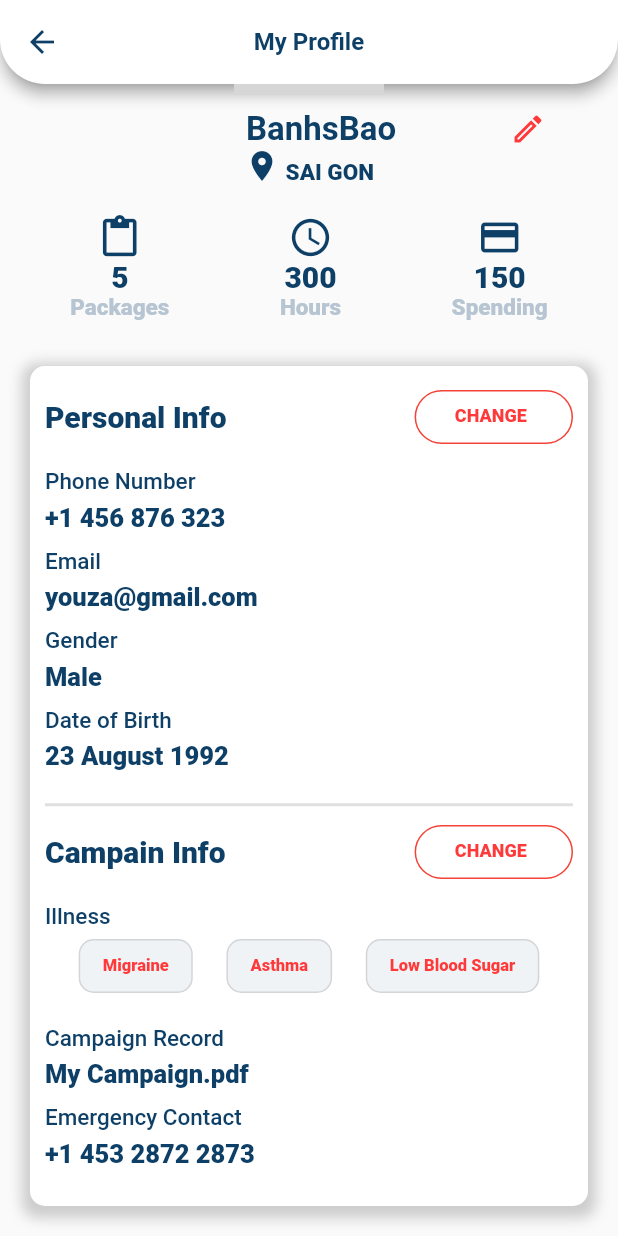
After one commit to Ky7Org/weight-loss-consultant, a Flutter app: the DetailUser screen opened directly, scrolled down 113 dp, after a tap on "Migraine", on a phone screen of 412 x 824 dp. The commit adds this screen. Run offline on Flutter 3.47's test engine with Material 2 defaults, Android fonts, the light colour scheme and no system bars; our stand-ins replace flutter_svg, hexcolor; network calls fail; grey boxes are pictures that could not be loaded.

Commit message:
FUSE-69 Imlementing UI for recover password and detaill screen
Imlement UI for detail screen and recover password

```diff
--- a/apps/weight-loss-consultant-mobile/lib/constants.dart
+++ b/apps/weight-loss-consultant-mobile/lib/constants.dart
@@ -7,4 +7,6 @@ class AppColors {
   static final HexColor PRIMARY_COLOR = HexColor("#FF3939");
   static final HexColor PRIMARY_WORD_COLOR = HexColor("#0D3F67");
   static final HexColor INPUT_COLOR = HexColor("#F0F3F6");
+  static final HexColor BUTTON_COLOR = HexColor("#FF7C7C");
+  static final HexColor PLACE_HOLDER = HexColor("#B6C5D1");
 }
--- /dev/null
+++ b/apps/weight-loss-consultant-mobile/lib/pages/detail_user.dart
@@ -0,0 +1,452 @@
+import 'package:flutter/material.dart';
+import 'package:weight_loss_consultant_mobile/pages/components/generic_app_bar.dart';
+
+import '../constants.dart';
+
+class DetailUser extends StatefulWidget {
+  const DetailUser({Key? key}) : super(key: key);
+
+  @override
+  _DetailUserState createState() => _DetailUserState();
+}
+
+class _DetailUserState extends State<DetailUser> {
+  final _formKey = GlobalKey<FormState>();
+
+  @override
+  Widget build(BuildContext context) {
+    return Scaffold(
+      appBar: GenericAppBar.builder('My Profile'),
+      body: SingleChildScrollView(
+        child: Padding(
+          padding: const EdgeInsets.symmetric(horizontal: 10, vertical: 20),
+          child: Column(
+            crossAxisAlignment: CrossAxisAlignment.center,
+            children: [
+              Container(
+                margin: const EdgeInsets.only(bottom: 10),
+                child: const CircleAvatar(
+                  backgroundImage: NetworkImage(
+                      'https://cdnimg.vietnamplus.vn/t620/uploaded/mzdic/2014_04_18/hatsune_miku.jpg'),
+                  radius: 50,
+                ),
+              ),
+              Row(
+                mainAxisAlignment: MainAxisAlignment.spaceAround,
+                crossAxisAlignment: CrossAxisAlignment.center,
+                children: [
+                  const SizedBox(
+                    width: 40,
+                  ),
+                  Text(
+                    'BanhsBao',
+                    style: TextStyle(
+                      fontSize: 22,
+                      fontWeight: FontWeight.w700,
+                      color: AppColors.PRIMARY_WORD_COLOR,
+                    ),
+                  ),
+                  const Icon(
+                    Icons.create_outlined,
+                    color: Color(0xffFF3939),
+                  )
+                ],
+              ),
+              Container(
+                margin: const EdgeInsets.only(bottom: 20),
+                child: RichText(
+                  text: TextSpan(children: [
+                    WidgetSpan(
+                        child: Icon(
+                      Icons.location_on_sharp,
+                      color: AppColors.PRIMARY_WORD_COLOR,
+                    )),
+                    TextSpan(
+                      text: ' SAI GON',
+                      style: TextStyle(
+                        fontSize: 15,
+                        fontWeight: FontWeight.w900,
+                        color: AppColors.PRIMARY_WORD_COLOR,
+                      ),
+                    ),
+                  ]),
+                ),
+              ),
+              Row(
+                mainAxisAlignment: MainAxisAlignment.spaceAround,
+                crossAxisAlignment: CrossAxisAlignment.center,
+                children: <Widget>[
+                  Column(
+                    children: [
+                      Icon(
+                        Icons.paste_outlined,
+                        color: AppColors.PRIMARY_WORD_COLOR,
+                        size: 30,
+                      ),
+                      Text('5',
+                          style: TextStyle(
+                            fontSize: 20,
+                            color: AppColors.PRIMARY_WORD_COLOR,
+                            fontWeight: FontWeight.w900,
+                          )),
+                      const Text('Packages',
+                          style: TextStyle(
+                            fontSize: 15,
+                            color: Color(0xffB6C5D1),
+                            fontWeight: FontWeight.w900,
+                          ))
+                    ],
+                  ),
+                  Column(
+                    children: [
+                      Icon(
+                        Icons.access_time,
+                        color: AppColors.PRIMARY_WORD_COLOR,
+                        size: 30,
+                      ),
+                      Text('300',
+                          style: TextStyle(
+                            fontSize: 20,
+                            color: AppColors.PRIMARY_WORD_COLOR,
+                            fontWeight: FontWeight.w900,
+                          )),
+                      const Text('Hours',
+                          style: TextStyle(
+                            fontSize: 15,
+                            color: Color(0xffB6C5D1),
+                            fontWeight: FontWeight.w900,
+                          ))
+                    ],
+                  ),
+                  Column(
+                    children: [
+                      Icon(
+                        Icons.payment_outlined,
+                        color: AppColors.PRIMARY_WORD_COLOR,
+                        size: 30,
+                      ),
+                      Text('150',
+                          style: TextStyle(
+                            fontSize: 20,
+                            color: AppColors.PRIMARY_WORD_COLOR,
+                            fontWeight: FontWeight.w900,
+                          )),
+                      const Text('Spending',
+                          style: TextStyle(
+                            fontSize: 15,
+                            color: Color(0xffB6C5D1),
+                            fontWeight: FontWeight.w900,
+                          ))
+                    ],
+                  ),
+                ],
+              ),
+              Container(
+                  margin: const EdgeInsets.fromLTRB(10, 30, 10, 0),
+                  padding: const EdgeInsets.all(10),
+                  decoration: BoxDecoration(
+                    color: Colors.white,
+                    borderRadius: const BorderRadius.only(
+                        topLeft: Radius.circular(10),
+                        topRight: Radius.circular(10),
+                        bottomLeft: Radius.circular(10),
+                        bottomRight: Radius.circular(10)),
+                    boxShadow: [
+                      BoxShadow(
+                        color: Colors.grey.withOpacity(0.5),
+                        spreadRadius: 5,
+                        blurRadius: 7,
+                        offset:
+                            const Offset(0, 3), // changes position of shadow
+                      ),
+                    ],
+                  ),
+                  child: Column(
+                    crossAxisAlignment: CrossAxisAlignment.start,
+                    children: [
+                      Row(
+                        mainAxisAlignment: MainAxisAlignment.spaceAround,
+                        crossAxisAlignment: CrossAxisAlignment.center,
+                        children: <Widget>[
+                          Expanded(
+                              flex: 7,
+                              child: Text('Personal Info',
+                                  style: TextStyle(
+                                    fontSize: 20,
+                                    color: AppColors.PRIMARY_WORD_COLOR,
+                                    fontWeight: FontWeight.w800,
+                                  ))),
+                          Expanded(
+                            flex: 3,
+                            child: TextButton(
+                                child: Text("Change".toUpperCase(),
+                                    style: const TextStyle(
+                                        fontSize: 12,
+                                        fontWeight: FontWeight.w800,
+                                        color: Color(0xffFF3939))),
+                                style: ButtonStyle(
+                                    padding: MaterialStateProperty.all<EdgeInsets>(
+                                        const EdgeInsets.fromLTRB(6, 5, 10, 6)),
+                                    foregroundColor:
+                                        MaterialStateProperty.all<Color>(
+                                            const Color(0xffFF3939)),
+                                    shape: MaterialStateProperty.all<RoundedRectangleBorder>(
+                                        RoundedRectangleBorder(
+                                            borderRadius:
+                                                BorderRadius.circular(20.0),
+                                            side: const BorderSide(
+                                                color: Colors.red)))),
+                                onPressed: () => null),
+                          )
+                        ],
+                      ),
+                      const SizedBox(
+                        height: 10,
+                      ),
+                      Text(
+                        'Phone Number',
+                        style: TextStyle(
+                            color: AppColors.PRIMARY_WORD_COLOR,
+                            fontSize: 15,
+                            fontWeight: FontWeight.w500),
+                      ),
+                      const SizedBox(
+                        height: 5,
+                      ),
+                      Text(
+                        '+1 456 876 323',
+                        style: TextStyle(
+                            color: AppColors.PRIMARY_WORD_COLOR,
+                            fontSize: 17,
+                            fontWeight: FontWeight.w900),
+                      ),
+                      const SizedBox(
+                        height: 10,
+                      ),
+                      Text(
+                        'Email',
+                        style: TextStyle(
+                            color: AppColors.PRIMARY_WORD_COLOR,
+                            fontSize: 15,
+                            fontWeight: FontWeight.w500),
+                      ),
+                      const SizedBox(
+                        height: 5,
+                      ),
+                      Text(
+                        'youza@gmail.com',
+                        style: TextStyle(
+                            color: AppColors.PRIMARY_WORD_COLOR,
+                            fontSize: 17,
+                            fontWeight: FontWeight.w900),
+                      ),
+                      const SizedBox(
+                        height: 10,
+                      ),
+                      Text(
+                        'Gender',
+                        style: TextStyle(
+                            color: AppColors.PRIMARY_WORD_COLOR,
+                            fontSize: 15,
+                            fontWeight: FontWeight.w500),
+                      ),
+                      const SizedBox(
+                        height: 5,
+                      ),
+                      Text(
+                        'Male',
+                        style: TextStyle(
+                            color: AppColors.PRIMARY_WORD_COLOR,
+                            fontSize: 17,
+                            fontWeight: FontWeight.w900),
+                      ),
+                      const SizedBox(
+                        height: 10,
+                      ),
+                      Text(
+                        'Date of Birth',
+                        style: TextStyle(
+                            color: AppColors.PRIMARY_WORD_COLOR,
+                            fontSize: 15,
+                            fontWeight: FontWeight.w500),
+                      ),
+                      const SizedBox(
+                        height: 5,
+                      ),
+                      Text(
+                        '23 August 1992',
+                        style: TextStyle(
+                            color: AppColors.PRIMARY_WORD_COLOR,
+                            fontSize: 17,
+                            fontWeight: FontWeight.w900),
+                      ),
+                      const SizedBox(
+                        height: 15,
+                      ),
+                      const Divider(height: 15, thickness: 2),
+                      Row(
+                        mainAxisAlignment: MainAxisAlignment.spaceAround,
+                        crossAxisAlignment: CrossAxisAlignment.center,
+                        children: <Widget>[
+                          Expanded(
+                              flex: 7,
+                              child: Text('Campain Info',
+                                  style: TextStyle(
+                                    fontSize: 20,
+                                    color: AppColors.PRIMARY_WORD_COLOR,
+                                    fontWeight: FontWeight.w800,
+                                  ))),
+                          Expanded(
+                            flex: 3,
+                            child: TextButton(
+                                child: Text("Change".toUpperCase(),
+                                    style: const TextStyle(
+                                        fontSize: 12,
+                                        fontWeight: FontWeight.w800,
+                                        color: Color(0xffFF3939))),
+                                style: ButtonStyle(
+                                    padding: MaterialStateProperty.all<EdgeInsets>(
+                                        const EdgeInsets.fromLTRB(6, 5, 10, 6)),
+                                    foregroundColor:
+                                        MaterialStateProperty.all<Color>(
+                                            const Color(0xffFF3939)),
+                                    shape: MaterialStateProperty.all<RoundedRectangleBorder>(
+                                        RoundedRectangleBorder(
+                                            borderRadius:
+                                                BorderRadius.circular(20.0),
+                                            side: const BorderSide(
+                                                color: Colors.red)))),
+                                onPressed: () => null),
+                          )
+                        ],
+                      ),
+                      const SizedBox(
+                        height: 10,
+                      ),
+                      Text(
+                        'Illness',
+                        style: TextStyle(
+                            color: AppColors.PRIMARY_WORD_COLOR,
+                            fontSize: 15,
+                            fontWeight: FontWeight.w500),
+                      ),
+                      Row(
+                        mainAxisAlignment: MainAxisAlignment.spaceEvenly,
+                        children: [
+                          OutlinedButton(
+                            onPressed: () {
+                              return null;
+                            },
+                            child: const Text(
+                              'Migraine',
+                              style: TextStyle(
+                                  fontSize: 11,
+                                  fontWeight: FontWeight.w900,
+                                  color: Color(0xffFF3939)),
+                            ),
+                            style: ButtonStyle(
+                                backgroundColor:
+                                    MaterialStateProperty.all<Color>(
+                                        const Color(0xFFF0F3F6)),
+                                shape: MaterialStateProperty.all<
+                                        RoundedRectangleBorder>(
+                                    RoundedRectangleBorder(
+                                  borderRadius: BorderRadius.circular(10.0),
+                                ))),
+                          ),
+                          OutlinedButton(
+                            onPressed: () {
+                              return null;
+                            },
+                            child: const Text(
+                              'Asthma',
+                              style: TextStyle(
+                                  fontSize: 11,
+                                  fontWeight: FontWeight.w900,
+                                  color: Color(0xffFF3939)),
+                            ),
+                            style: ButtonStyle(
+                                backgroundColor:
+                                MaterialStateProperty.all<Color>(
+                                    const Color(0xFFF0F3F6)),
+                                shape: MaterialStateProperty.all<
+                                    RoundedRectangleBorder>(
+                                    RoundedRectangleBorder(
+                                      borderRadius: BorderRadius.circular(10.0),
+                                    ))),
+                          ),
+                          OutlinedButton(
+                            onPressed: () {
+                              return null;
+                            },
+                            child: const Text(
+                              'Low Blood Sugar',
+                              style: TextStyle(
+                                  fontSize: 11,
+                                  fontWeight: FontWeight.w900,
+                                  color: Color(0xffFF3939)),
+                            ),
+                            style: ButtonStyle(
+                                backgroundColor:
+                                MaterialStateProperty.all<Color>(
+                                    const Color(0xFFF0F3F6)),
+                                shape: MaterialStateProperty.all<
+                                    RoundedRectangleBorder>(
+                                    RoundedRectangleBorder(
+                                      borderRadius: BorderRadius.circular(10.0),
+                                    ))),
+                          ),
+                        ],
+                      ),
+                      const SizedBox(
+                        height: 15,
+                      ),
+                      Text(
+                        'Campaign Record',
+                        style: TextStyle(
+                            color: AppColors.PRIMARY_WORD_COLOR,
+                            fontSize: 15,
+                            fontWeight: FontWeight.w500),
+                      ),
+                      const SizedBox(
+                        height: 5,
+                      ),
+                      Text(
+                        'My Campaign.pdf',
+                        style: TextStyle(
+                            color: AppColors.PRIMARY_WORD_COLOR,
+                            fontSize: 17,
+                            fontWeight: FontWeight.w900),
+                      ),
+                      const SizedBox(
+                        height: 10,
+                      ),
+                      Text(
+                        'Emergency Contact',
+                        style: TextStyle(
+                            color: AppColors.PRIMARY_WORD_COLOR,
+                            fontSize: 15,
+                            fontWeight: FontWeight.w500),
+                      ),
+                      const SizedBox(
+                        height: 5,
+                      ),
+                      Text(
+                        '+1 453 2872 2873',
+                        style: TextStyle(
+                            color: AppColors.PRIMARY_WORD_COLOR,
+                            fontSize: 17,
+                            fontWeight: FontWeight.w900),
+                      ),
+                      const SizedBox(
+                        height: 15,
+                      ),
+                    ],
+                  ))
+            ],
+          ),
+        ),
+      ),
+    );
+  }
+}
```
Also changed, not shown: apps/weight-loss-consultant-mobile/lib/pages/recover_password_first.dart (added, +225 -0 lines), package.json (+4 -4 lines).
